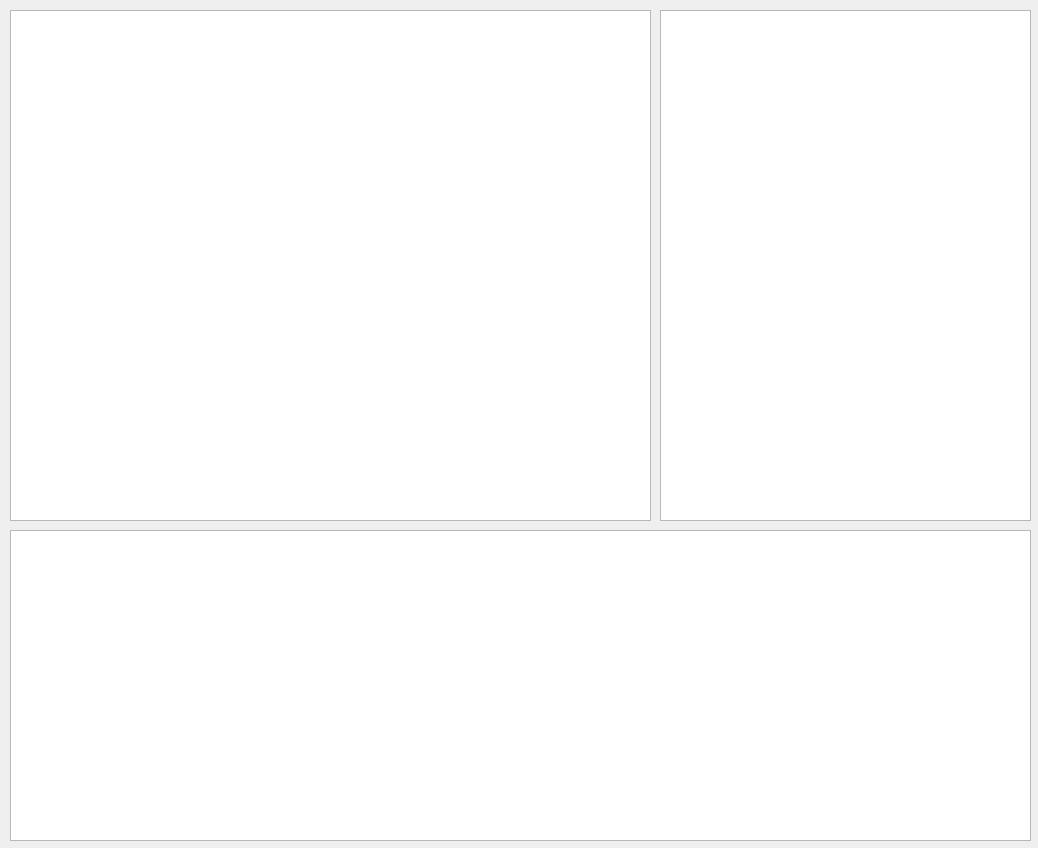
Qt form i360gmanager/uiMain.ui (roman5566/i360gm) before a commit.
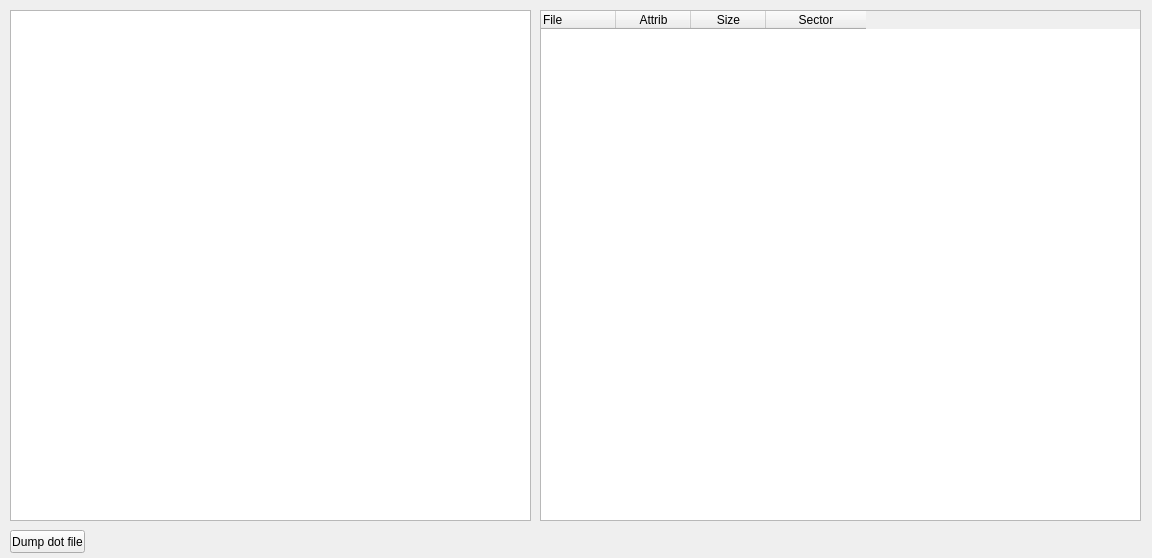
The same form after that commit.

Commit message: i360gmanager: - Added icon - Added search algorithm for binary tree - Added special dump code to dump the binary tree to a dot file for use with graphviz (dotty) - Main layout updated - Finished binary tree algorithm and it can read most index within 1-2ms and some isos it needs upto 10ms (big file indexeses, or loads of directories) - Cleaned up some code

```diff
--- a/i360gmanager/uiMain.ui
+++ b/i360gmanager/uiMain.ui
@@ -6,8 +6,8 @@
    <rect>
     <x>0</x>
     <y>0</y>
-    <width>1038</width>
-    <height>848</height>
+    <width>1152</width>
+    <height>558</height>
    </rect>
   </property>
   <property name="windowTitle">
@@ -19,7 +19,7 @@
      <rect>
       <x>10</x>
       <y>10</y>
-      <width>641</width>
+      <width>521</width>
       <height>511</height>
      </rect>
     </property>
@@ -60,12 +60,12 @@
      <number>20</number>
     </attribute>
    </widget>
-   <widget class="QListWidget" name="listWidget">
+   <widget class="QTreeWidget" name="treeWidget">
     <property name="geometry">
      <rect>
-      <x>660</x>
+      <x>540</x>
       <y>10</y>
-      <width>371</width>
+      <width>601</width>
       <height>511</height>
      </rect>
     </property>
@@ -81,16 +81,60 @@
     <property name="selectionBehavior">
      <enum>QAbstractItemView::SelectRows</enum>
     </property>
+    <property name="animated">
+     <bool>false</bool>
+    </property>
+    <attribute name="headerCascadingSectionResizes">
+     <bool>false</bool>
+    </attribute>
+    <attribute name="headerDefaultSectionSize">
+     <number>75</number>
+    </attribute>
+    <attribute name="headerStretchLastSection">
+     <bool>false</bool>
+    </attribute>
+    <column>
+     <property name="text">
+      <string>File</string>
+     </property>
+    </column>
+    <column>
+     <property name="text">
+      <string>Attrib</string>
+     </property>
+     <property name="textAlignment">
+      <set>AlignHCenter|AlignVCenter|AlignCenter</set>
+     </property>
+    </column>
+    <column>
+     <property name="text">
+      <string>Size</string>
+     </property>
+     <property name="textAlignment">
+      <set>AlignHCenter|AlignVCenter|AlignCenter</set>
+     </property>
+    </column>
+    <column>
+     <property name="text">
+      <string>Sector</string>
+     </property>
+     <property name="textAlignment">
+      <set>AlignHCenter|AlignVCenter|AlignCenter</set>
+     </property>
+    </column>
    </widget>
-   <widget class="QTextEdit" name="textEdit">
+   <widget class="QPushButton" name="pushButton">
     <property name="geometry">
      <rect>
       <x>10</x>
       <y>530</y>
-      <width>1021</width>
-      <height>311</height>
+      <width>75</width>
+      <height>23</height>
      </rect>
     </property>
+    <property name="text">
+     <string>Dump dot file</string>
+    </property>
    </widget>
   </widget>
  </widget>
```
Left out of the diff: 6 changed lines with no effect on the pictures. The commit also changes 14 other files.
